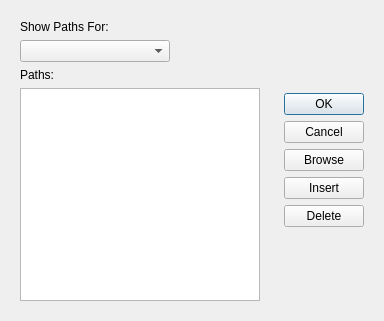
Qt form src/dialogs/paths.ui (npwoods/bletchmame) before a commit.
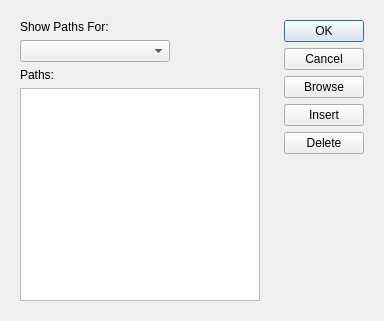
The same form after that commit.

Commit message: Cosmetic improvements to various dialogs

Patch:
```diff
--- a/src/dialogs/paths.ui
+++ b/src/dialogs/paths.ui
@@ -60,7 +60,7 @@
    <item>
     <widget class="QWidget" name="rightWidget" native="true">
      <property name="sizePolicy">
-      <sizepolicy hsizetype="Preferred" vsizetype="Fixed">
+      <sizepolicy hsizetype="Minimum" vsizetype="Preferred">
        <horstretch>0</horstretch>
        <verstretch>0</verstretch>
       </sizepolicy>
@@ -84,6 +84,12 @@
       </item>
       <item>
        <widget class="QPushButton" name="browseButton">
+        <property name="sizePolicy">
+         <sizepolicy hsizetype="Fixed" vsizetype="Fixed">
+          <horstretch>0</horstretch>
+          <verstretch>0</verstretch>
+         </sizepolicy>
+        </property>
         <property name="text">
          <string>Browse</string>
         </property>
@@ -91,6 +97,12 @@
       </item>
       <item>
        <widget class="QPushButton" name="insertButton">
+        <property name="sizePolicy">
+         <sizepolicy hsizetype="Fixed" vsizetype="Fixed">
+          <horstretch>0</horstretch>
+          <verstretch>0</verstretch>
+         </sizepolicy>
+        </property>
         <property name="text">
          <string>Insert</string>
         </property>
@@ -98,11 +110,30 @@
       </item>
       <item>
        <widget class="QPushButton" name="deleteButton">
+        <property name="sizePolicy">
+         <sizepolicy hsizetype="Fixed" vsizetype="Fixed">
+          <horstretch>0</horstretch>
+          <verstretch>0</verstretch>
+         </sizepolicy>
+        </property>
         <property name="text">
          <string>Delete</string>
         </property>
        </widget>
       </item>
+      <item>
+       <spacer name="verticalSpacer">
+        <property name="orientation">
+         <enum>Qt::Vertical</enum>
+        </property>
+        <property name="sizeHint" stdset="0">
+         <size>
+          <width>20</width>
+          <height>40</height>
+         </size>
+        </property>
+       </spacer>
+      </item>
      </layout>
     </widget>
    </item>
```
The commit also changes 4 other files.
